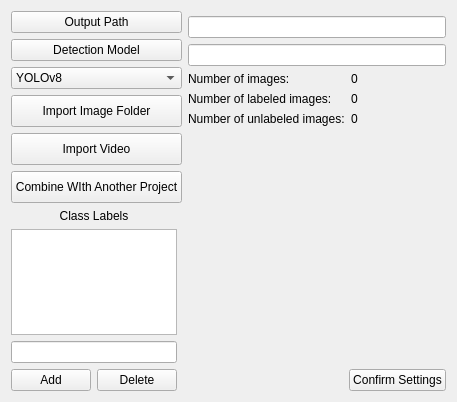
Qt form UIDesignerFiles/settingsWidget.ui (jeremiahgivens/OpenImageAnnotater) before a commit.
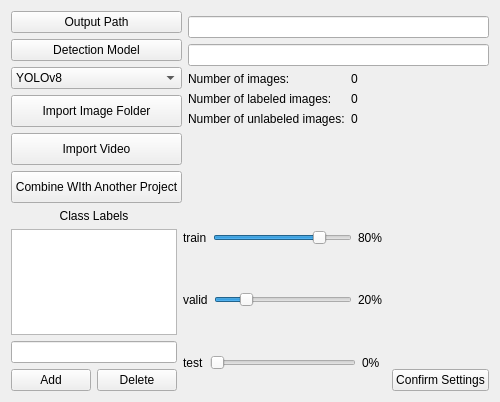
The same form after that commit.

Commit message: Added sliders for trainings split. Created methods for settings up the project directory structure.

Patch:
```diff
--- a/UIDesignerFiles/settingsWidget.ui
+++ b/UIDesignerFiles/settingsWidget.ui
@@ -6,14 +6,14 @@
    <rect>
     <x>0</x>
     <y>0</y>
-    <width>457</width>
+    <width>500</width>
     <height>402</height>
    </rect>
   </property>
   <property name="windowTitle">
    <string>Setup</string>
   </property>
-  <layout class="QVBoxLayout" name="verticalLayout_7" stretch="1,20">
+  <layout class="QVBoxLayout" name="verticalLayout_8">
    <item>
     <layout class="QHBoxLayout" name="horizontalLayout" stretch="1,20">
      <item>
@@ -245,7 +245,7 @@
     </layout>
    </item>
    <item>
-    <layout class="QHBoxLayout" name="horizontalLayout_2" stretch="1,20,0">
+    <layout class="QHBoxLayout" name="horizontalLayout_2" stretch="1,20,1">
      <item>
       <layout class="QVBoxLayout" name="verticalLayout_3" stretch="1,30,0,1">
        <item>
@@ -307,17 +307,98 @@
       </layout>
      </item>
      <item>
-      <spacer name="horizontalSpacer">
-       <property name="orientation">
-        <enum>Qt::Horizontal</enum>
-       </property>
-       <property name="sizeHint" stdset="0">
-        <size>
-         <width>40</width>
-         <height>20</height>
-        </size>
-       </property>
-      </spacer>
+      <layout class="QVBoxLayout" name="verticalLayout_7">
+       <item>
+        <layout class="QHBoxLayout" name="horizontalLayout_5">
+         <item>
+          <widget class="QLabel" name="label_5">
+           <property name="text">
+            <string>train</string>
+           </property>
+          </widget>
+         </item>
+         <item>
+          <widget class="QSlider" name="horizontalSlider">
+           <property name="maximum">
+            <number>100</number>
+           </property>
+           <property name="sliderPosition">
+            <number>80</number>
+           </property>
+           <property name="orientation">
+            <enum>Qt::Horizontal</enum>
+           </property>
+          </widget>
+         </item>
+         <item>
+          <widget class="QLabel" name="label_4">
+           <property name="text">
+            <string>80% </string>
+           </property>
+          </widget>
+         </item>
+        </layout>
+       </item>
+       <item>
+        <layout class="QHBoxLayout" name="horizontalLayout_6">
+         <item>
+          <widget class="QLabel" name="label_10">
+           <property name="text">
+            <string>valid</string>
+           </property>
+          </widget>
+         </item>
+         <item>
+          <widget class="QSlider" name="horizontalSlider_2">
+           <property name="maximum">
+            <number>100</number>
+           </property>
+           <property name="sliderPosition">
+            <number>20</number>
+           </property>
+           <property name="orientation">
+            <enum>Qt::Horizontal</enum>
+           </property>
+          </widget>
+         </item>
+         <item>
+          <widget class="QLabel" name="label_11">
+           <property name="text">
+            <string>20% </string>
+           </property>
+          </widget>
+         </item>
+        </layout>
+       </item>
+       <item>
+        <layout class="QHBoxLayout" name="horizontalLayout_7">
+         <item>
+          <widget class="QLabel" name="label_12">
+           <property name="text">
+            <string>test</string>
+           </property>
+          </widget>
+         </item>
+         <item>
+          <widget class="QSlider" name="horizontalSlider_3">
+           <property name="maximum">
+            <number>100</number>
+           </property>
+           <property name="orientation">
+            <enum>Qt::Horizontal</enum>
+           </property>
+          </widget>
+         </item>
+         <item>
+          <widget class="QLabel" name="label_13">
+           <property name="text">
+            <string>0%  </string>
+           </property>
+          </widget>
+         </item>
+        </layout>
+       </item>
+      </layout>
      </item>
      <item>
       <layout class="QVBoxLayout" name="verticalLayout_5">
```
The commit also changes 3 other files.
